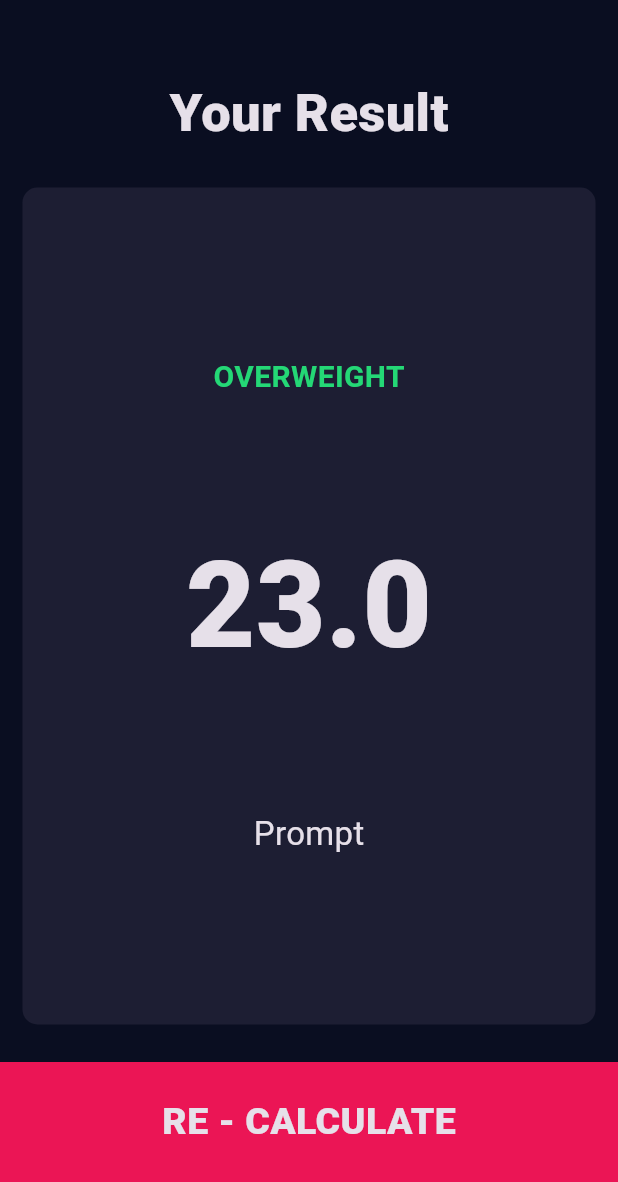
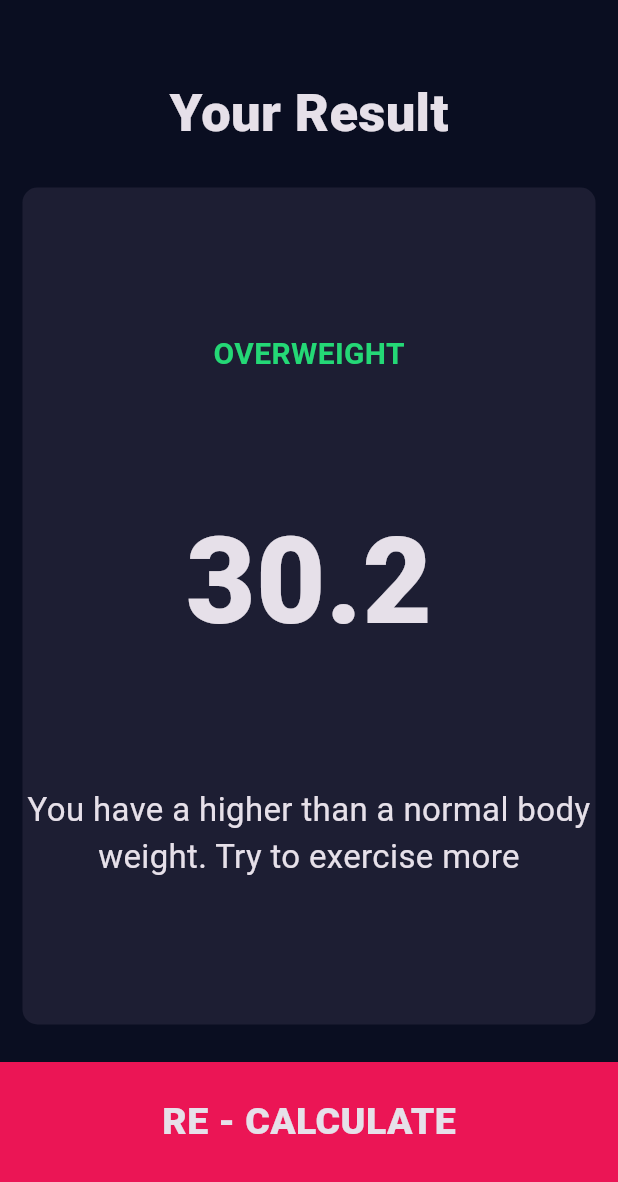
Before and after one commit to thisaraganhewa/BMI_Calculator, a Flutter app: the screen it shows after launch, after a tap on "CALCULATE", on a phone screen of 412 x 824 dp, the part 54-1236 px from its top. Run offline on Flutter 3.47's test engine with Material 3 defaults, Android fonts, the phone set to English and light mode, and no system bars; our stand-ins replace font_awesome_flutter.

Commit message:
finalized

```diff
--- /dev/null
+++ b/lib/calculator_brain.dart
@@ -0,0 +1,49 @@
+
+import 'dart:math';
+
+class CalculatorBrain{
+
+  final int height;
+  final int weight;
+  late double _bmi = 0.0;
+
+  CalculatorBrain( { required this.height, required this.weight } );
+
+  String calculateBMI(){
+
+    _bmi = weight / pow( height / 100 , 2 );
+    return _bmi.toStringAsFixed(1);
+
+  }
+
+  String getResult(){
+
+    if( _bmi >= 25 ){
+      return "OVERWEIGHT";
+    }
+    else if( _bmi > 18.5 ){
+      return "NORMAL";
+    }
+    else{
+      return "UNDERWEIGHT";
+    }
+
+  }
+
+  String getPropmt(){
+
+    if( _bmi >= 25 ){
+      return "You have a higher than a normal body weight. Try to exercise more";
+    }
+    else if( _bmi > 18.5 ){
+      return "You have a normal body weight. Good Job";
+    }
+    else{
+      return "You have a lower than a normal body weight. Try to eat bit more";
+    }
+
+  }
+
+
+
+}
--- a/lib/main.dart
+++ b/lib/main.dart
@@ -22,7 +22,7 @@ class BMICalculator extends StatelessWidget {
       initialRoute: "/",
       routes: {
         "/": (context) => InputPage(),
-        "/result": (context) => const ResultPage()
+        // "/result": (context) => const ResultPage()
       },
     );
   }
--- a/lib/screens/ResultPage.dart
+++ b/lib/screens/ResultPage.dart
@@ -6,13 +6,21 @@ import 'package:flutter/material.dart';
 import '../components/ResultCard.dart';
 
 class ResultPage extends StatefulWidget {
-  const ResultPage({super.key});
+
+  late final String bmi;
+  late final String result;
+  late final String prompt;
+
+  ResultPage({ required this.bmi, required this.result, required this.prompt} );
+
 
   @override
   State<ResultPage> createState() => _ResultPageState();
 }
 
 class _ResultPageState extends State<ResultPage> {
+
+
   @override
   Widget build(BuildContext context) {
     return Scaffold(
@@ -36,23 +44,24 @@ class _ResultPageState extends State<ResultPage> {
          ),
           Expanded(
               child: ResultCard(
-                cardChild: const Column(
+                cardChild: Column(
                   mainAxisAlignment:MainAxisAlignment.center,
                   children: [
                     Text(
-                      "OVERWEIGHT",
+                      widget.result,
                       style: kResultTextStyle,
                     ),
                     Padding(
-                      padding: EdgeInsets.symmetric( vertical: 80.0 ),
+                      padding: const EdgeInsets.symmetric( vertical: 80.0 ),
                       child: Text(
-                        "23.0",
+                        widget.bmi,
                         style: kResultNumberStyle,
                       ),
                     ),
                     Text(
-                        "Prompt",
+                        widget.prompt,
                       style: kResultPromptStyle,
+                      textAlign: TextAlign.center,
                     ),
 
                   ],
@@ -62,10 +71,7 @@ class _ResultPageState extends State<ResultPage> {
           ),
           GestureDetector(
             onTap: (){
-              Navigator.pushNamed(
-                  context,
-                  "/"
-              );
+              Navigator.pop(context);
             },
             child: Container(
               color: kBottomContainerColor,
--- a/lib/screens/input_page.dart
+++ b/lib/screens/input_page.dart
@@ -1,5 +1,7 @@
 import 'dart:ui';
 
+import 'package:bmi_calculator/calculator_brain.dart';
+import 'package:bmi_calculator/screens/ResultPage.dart';
 import 'package:bmi_calculator/screens/input_page.dart';
 import 'package:flutter/material.dart';
 import 'package:font_awesome_flutter/font_awesome_flutter.dart';
@@ -209,10 +211,20 @@ class _InputPageState extends State<InputPage> {
           ),
           GestureDetector(
             onTap: (){
-              Navigator.pushNamed(
+
+              CalculatorBrain calculate = CalculatorBrain(height: height, weight: weight);
+
+              Navigator.push(
                   context,
-                  "/result"
+                  MaterialPageRoute(
+                      builder:(context) => ResultPage(
+                          bmi: calculate.calculateBMI(),
+                          result: calculate.getResult(),
+                          prompt: calculate.getPropmt()
+                      )
+                  )
               );
+
             },
             child: Container(
               color: kBottomContainerColor,
```
